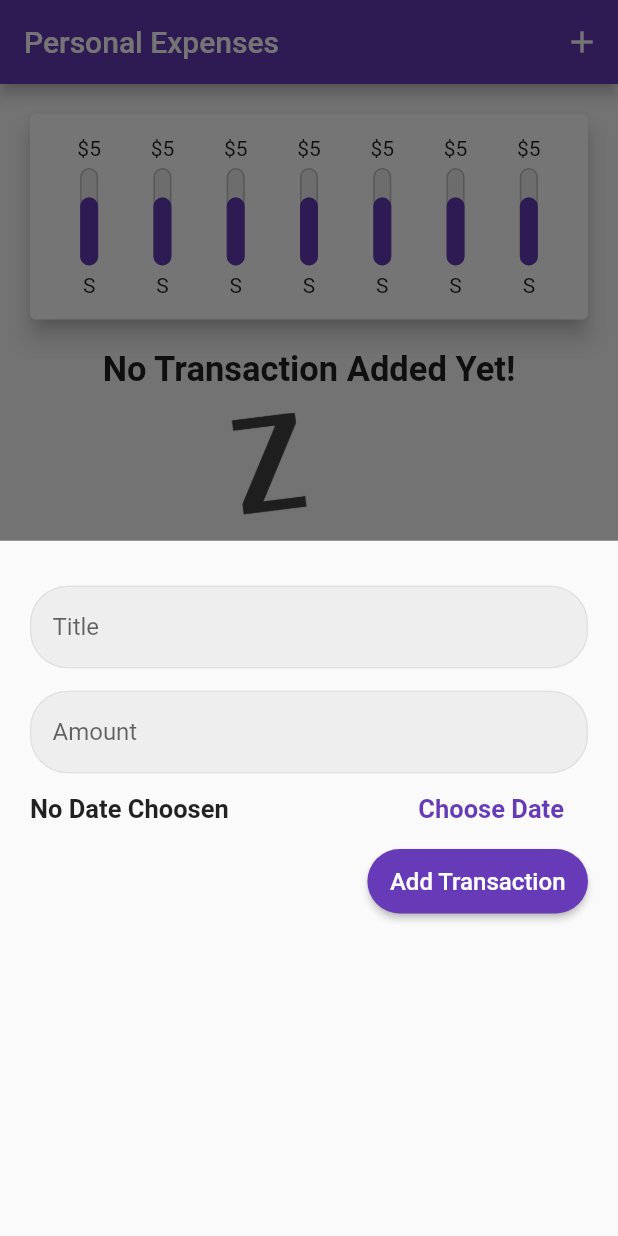
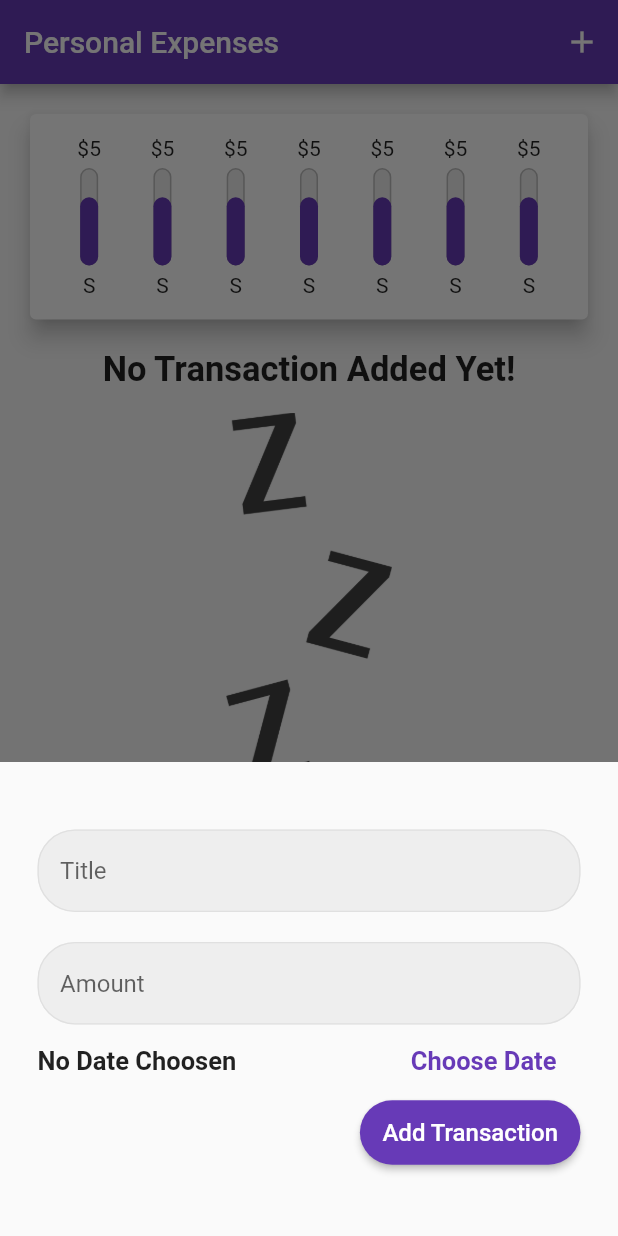
Before and after one commit to LayzeePreneur/Levy, a Flutter app: the screen it shows after launch, after a tap on the "add" icon, on a phone screen of 412 x 824 dp. Run offline on Flutter 3.47's test engine with Material 2 defaults, Android fonts, the phone set to English and light mode, and no system bars.

Commit message:
Fix new transaction modal's bottom viewinset which arise on clicking textfield

```diff
--- a/lib/widgets/add_transaction.dart
+++ b/lib/widgets/add_transaction.dart
@@ -44,8 +44,14 @@ class _AddTransactionState extends State<AddTransaction> {
       ).then((date) => setState(() => _selectedDate = date));
     }
 
-    return Container(
-      padding: EdgeInsets.symmetric(horizontal: 20, vertical: 30),
+    return SingleChildScrollView(
+      child: Container(
+        padding: EdgeInsets.only(
+          top: 45,
+          left: 25,
+          right: 25,
+          bottom: MediaQuery.of(context).viewInsets.bottom + 45,
+        ),
         child: Column(
           children: <Widget>[
             TextField(
@@ -53,7 +59,7 @@ class _AddTransactionState extends State<AddTransaction> {
               controller: titleController,
               onSubmitted: (_) => _addTx(),
             ),
-          SizedBox(height: 15),
+            SizedBox(height: 20),
             TextField(
               decoration: addTxField('Amount'),
               keyboardType: TextInputType.number,
@@ -106,6 +112,7 @@ class _AddTransactionState extends State<AddTransaction> {
             ),
           ],
         ),
+      ),
     );
   }
 }
```
Lines whose indentation alone changed are shown as unchanged.
